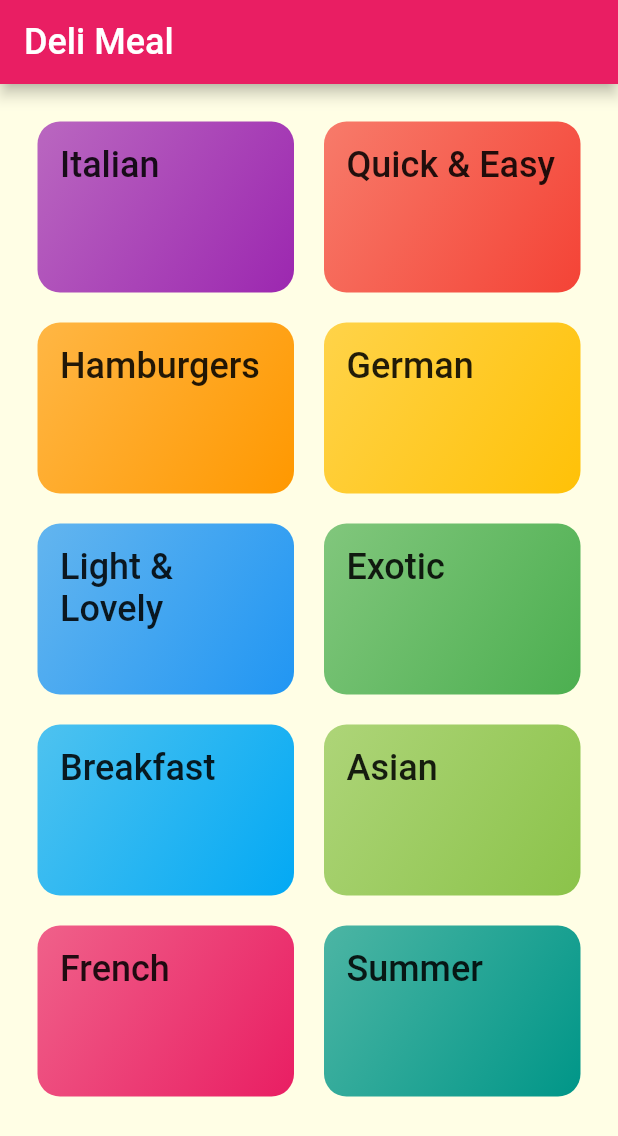
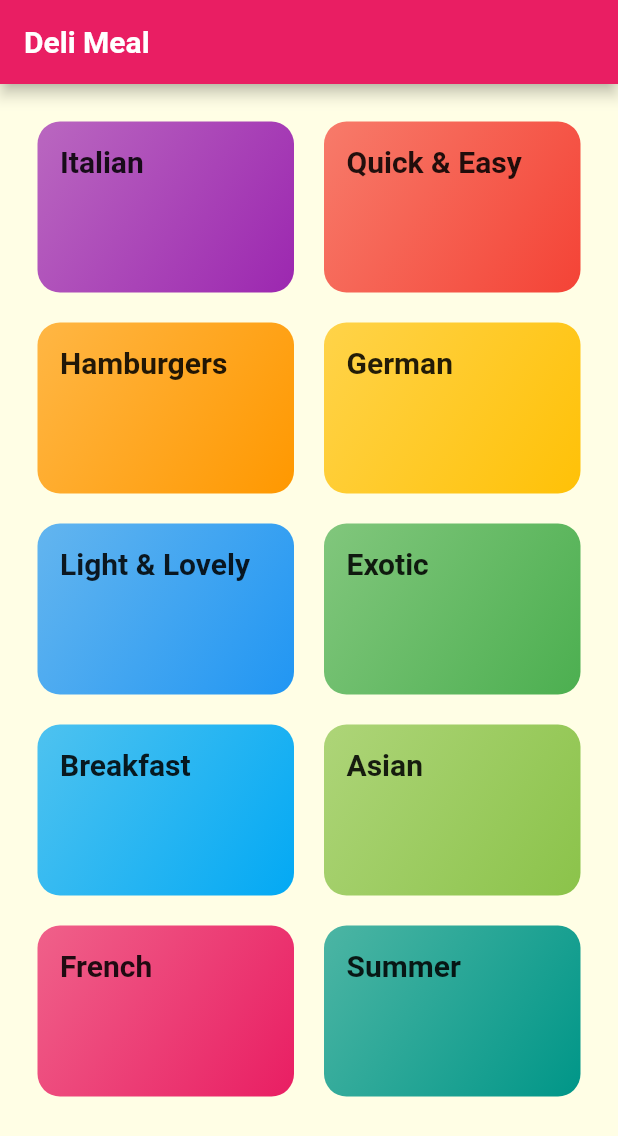
Before and after one commit to Zr99/Flutter_Meal_App, a Flutter app: the screen it shows after launch, on a phone screen of 412 x 824 dp. Shown: the top 1136 px of the screen. Run offline on Flutter 3.47's test engine with Material 2 defaults, Android fonts, the phone set to English and light mode, and no system bars; Roboto replaces fonts that are missing (RobotoCondensed).

```diff
--- a/lib/categories_screen.dart
+++ b/lib/categories_screen.dart
@@ -13,7 +13,8 @@ class CategoriesScreen extends StatelessWidget {
       body: GridView(
         padding: EdgeInsets.all(25),
         children: DUMMY_CATEGORIES
-            .map((catData) => CategoryItem(catData.title, catData.color))
+            .map((catData) =>
+                CategoryItem(catData.id, catData.title, catData.color))
             .toList(),
         gridDelegate: SliverGridDelegateWithMaxCrossAxisExtent(
           maxCrossAxisExtent: 200,
--- a/lib/category_item.dart
+++ b/lib/category_item.dart
@@ -1,14 +1,30 @@
 import 'package:flutter/material.dart';
+import 'category_meals_screen.dart';
 
 class CategoryItem extends StatelessWidget {
   final String title;
   final Color color;
+  final String id;
 
-  CategoryItem(this.title, this.color);
+  CategoryItem(this.id, this.title, this.color);
+
+  void selectCategory(BuildContext ctx) {
+    Navigator.of(ctx).pushNamed(
+      CategoryMealsScreen.routeName,
+      arguments: {
+        'id': id,
+        'title': title,
+      },
+    );
+  }
 
   @override
   Widget build(BuildContext context) {
-    return Container(
+    return InkWell(
+      onTap: () => selectCategory(context),
+      splashColor: Theme.of(context).primaryColor,
+      borderRadius: BorderRadius.circular(15),
+      child: Container(
         padding: const EdgeInsets.all(15),
         child: Text(
           title,
@@ -22,6 +38,7 @@ class CategoryItem extends StatelessWidget {
           ),
           borderRadius: BorderRadius.circular(15),
         ),
+      ),
     );
   }
 }
--- a/lib/main.dart
+++ b/lib/main.dart
@@ -1,4 +1,6 @@
 import 'package:flutter/material.dart';
+
+import 'category_meals_screen.dart';
 import 'categories_screen.dart';
 
 void main() {
@@ -14,7 +16,7 @@ class MyApp extends StatelessWidget {
       debugShowCheckedModeBanner: false,
       theme: ThemeData(
         primarySwatch: Colors.pink,
-        accentColor: Colors.amber,
+        accentColor: Colors.black,
         canvasColor: Color.fromRGBO(255, 254, 229, 1),
         fontFamily: 'Raleway',
         textTheme: ThemeData.light().textTheme.copyWith(
@@ -24,10 +26,18 @@ class MyApp extends StatelessWidget {
               bodyText2: TextStyle(
                 color: Color.fromRGBO(20, 51, 51, 1),
               ),
-              headline6: TextStyle(fontSize: 24, fontFamily: 'RobotoCondensed'),
+              headline6: TextStyle(
+                  fontSize: 20,
+                  fontFamily: 'RobotoCondensed',
+                  fontWeight: FontWeight.bold),
             ),
       ),
-      home: CategoriesScreen(),
+      //home: CategoriesScreen(),
+      initialRoute: '/',
+      routes: {
+        '/': (context) => CategoriesScreen(),
+        CategoryMealsScreen.routeName: (context) => CategoryMealsScreen(),
+      },
     );
   }
 }
```
Also changed, not shown: lib/category_meals_screen.dart (added, +28 -0 lines). Lines whose indentation alone changed are shown as unchanged.
